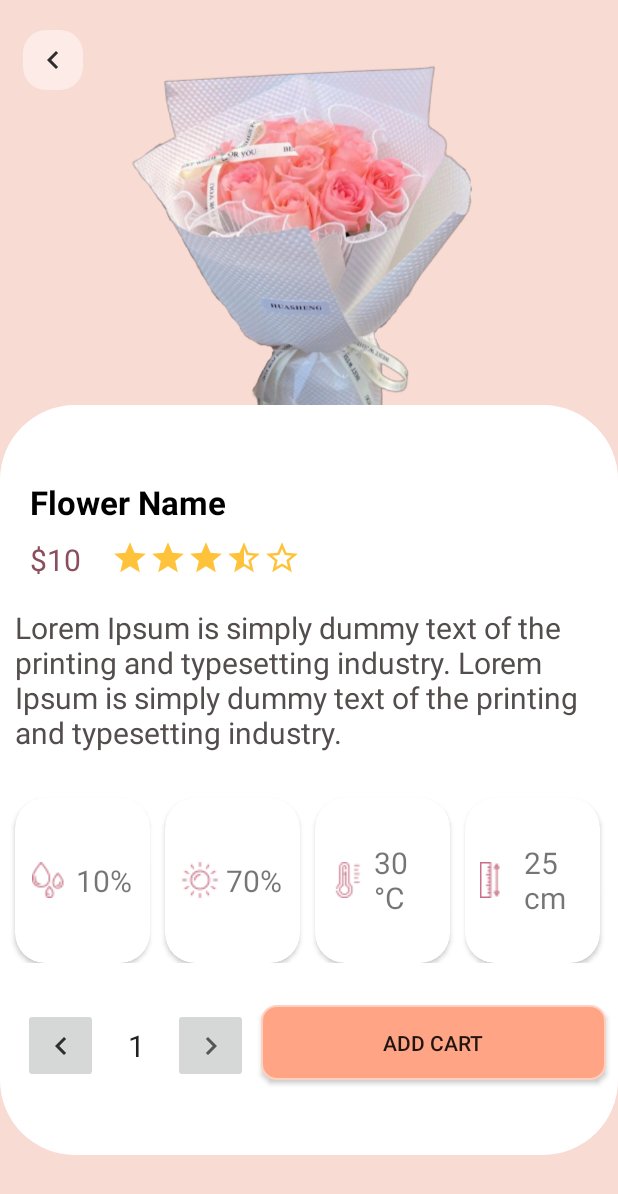
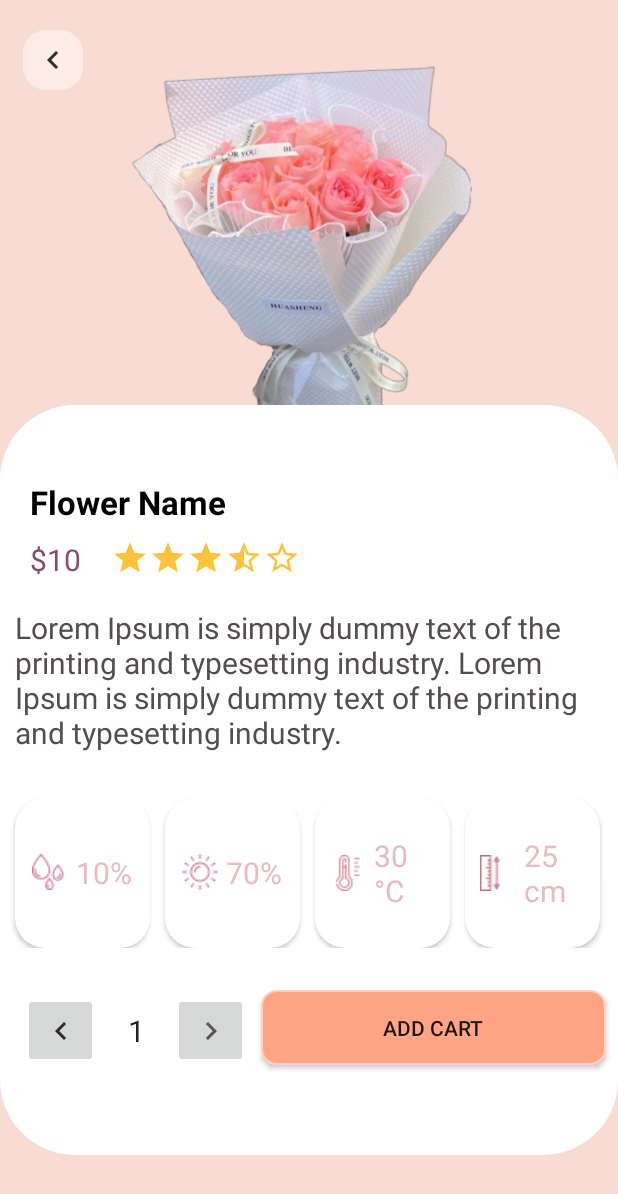
Before and after one commit to ntmk202/Wild-Florist, an Android app: the layout z_viewer_product.xml on its own in the app's theme, with its tools: preview values and no code run, on a phone screen of 412 x 824 dp. Shown: the top 1194 px of the screen. Run offline under Robolectric (Android 15) with nearby library versions, the phone set to English and light mode, and no system bars; Roboto replaces fonts that are not available here.

Commit message:
initial commit

```diff
--- a/app/src/main/res/layout/z_viewer_product.xml
+++ b/app/src/main/res/layout/z_viewer_product.xml
@@ -117,6 +117,7 @@
             android:layout_width="match_parent"
             android:layout_height="wrap_content"
             android:layout_marginTop="10dp"
+            android:layout_marginBottom="10dp"
             android:orientation="horizontal"
             app:layout_constraintEnd_toEndOf="parent"
             app:layout_constraintHorizontal_bias="0.0"
@@ -125,7 +126,7 @@
 
             <androidx.cardview.widget.CardView
                 android:layout_width="90dp"
-                android:layout_height="110dp"
+                android:layout_height="100dp"
                 android:layout_marginStart="10dp"
                 android:layout_marginTop="10dp"
                 android:background="@color/white"
@@ -140,12 +141,13 @@
                     android:drawablePadding="5dp"
                     android:padding="10dp"
                     android:text="10%"
+                    android:textColor="@color/pink_nude"
                     android:textSize="20sp" />
             </androidx.cardview.widget.CardView>
 
             <androidx.cardview.widget.CardView
                 android:layout_width="90dp"
-                android:layout_height="110dp"
+                android:layout_height="100dp"
                 android:layout_marginStart="10dp"
                 android:layout_marginTop="10dp"
                 android:background="@color/white"
@@ -159,13 +161,14 @@
                     android:drawableStart="@drawable/sun"
                     android:drawablePadding="5dp"
                     android:padding="10dp"
+                    android:textColor="@color/pink_nude"
                     android:text="70%"
                     android:textSize="20sp" />
             </androidx.cardview.widget.CardView>
 
             <androidx.cardview.widget.CardView
                 android:layout_width="90dp"
-                android:layout_height="110dp"
+                android:layout_height="100dp"
                 android:layout_marginStart="10dp"
                 android:layout_marginTop="10dp"
                 android:background="@color/white"
@@ -179,13 +182,14 @@
                     android:drawableStart="@drawable/thermometer"
                     android:drawablePadding="5dp"
                     android:padding="10dp"
+                    android:textColor="@color/pink_nude"
                     android:text="30 °C"
                     android:textSize="20sp" />
             </androidx.cardview.widget.CardView>
 
             <androidx.cardview.widget.CardView
                 android:layout_width="90dp"
-                android:layout_height="110dp"
+                android:layout_height="100dp"
                 android:layout_marginStart="10dp"
                 android:layout_marginTop="10dp"
                 android:background="@color/white"
@@ -199,6 +203,7 @@
                     android:drawableStart="@drawable/ruler"
                     android:drawablePadding="5dp"
                     android:padding="10dp"
+                    android:textColor="@color/pink_nude"
                     android:text="25 cm"
                     android:textSize="20sp" />
             </androidx.cardview.widget.CardView>
```
